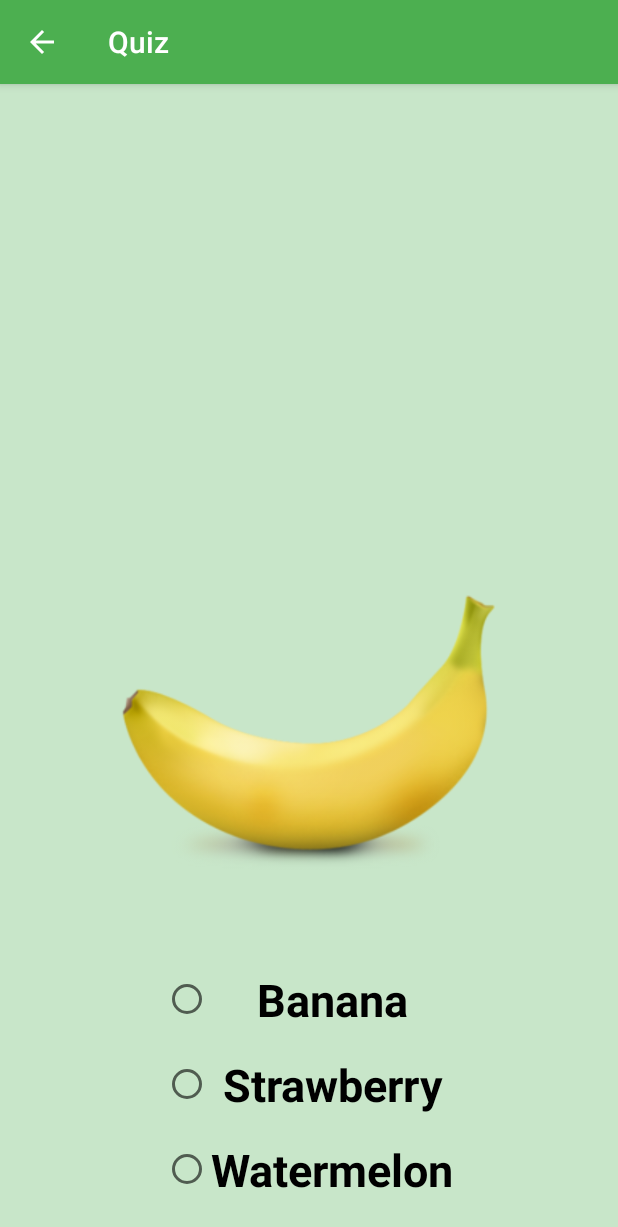
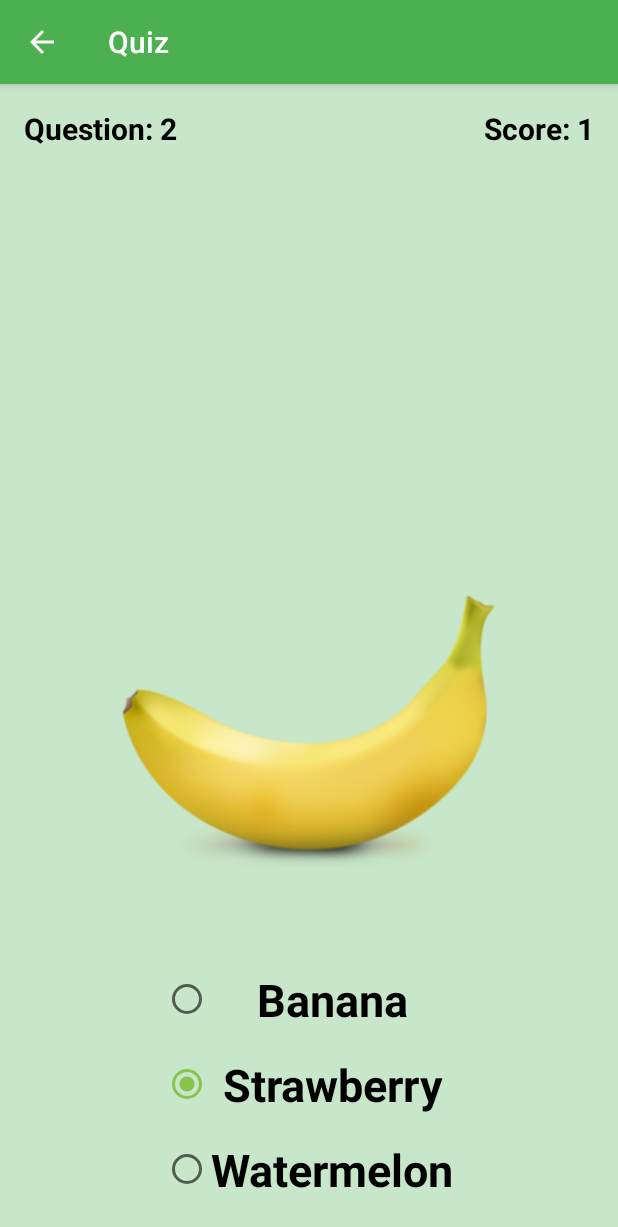
Before and after one commit to dardanbekteshi/e_learning, an Android app: the QuizActivity screen opened directly, with no data from a screen before it, after a tap on "Strawberry", on a phone screen of 412 x 824 dp. Shown: the top 1227 px of the screen. Run offline under Robolectric (Android 15) with nearby library versions, the phone set to English and light mode, and no system bars; 1 other tap on this screen came first.

Commit message:
* added questions & score counters and Java8 support

```diff
--- a/app/src/main/java/com/example/dardan/elearning/QuizActivity.java
+++ b/app/src/main/java/com/example/dardan/elearning/QuizActivity.java
@@ -5,12 +5,12 @@ import android.content.res.Resources;
 import android.os.Handler;
 import android.support.v7.app.AppCompatActivity;
 import android.os.Bundle;
-import android.util.Log;
 import android.util.TypedValue;
 import android.view.View;
 import android.widget.ImageView;
 import android.widget.RadioButton;
 import android.widget.RelativeLayout;
+import android.widget.TextView;
 import android.widget.Toast;
 
 import java.util.ArrayList;
@@ -28,8 +28,10 @@ public class QuizActivity extends AppCompatActivity implements View.OnClickListe
     private RadioButton answer2;
     private RadioButton answer3;
     private Thing thingAnswer;
-    private int highscore = 0;
-    private int nrOfQuestions = 0;
+    private TextView questionTextView;
+    private TextView scoreTextView;
+    private int score = 0;
+    private int questionNumber = 1;
 
     @Override
     protected void onCreate(Bundle savedInstanceState) {
@@ -48,6 +50,8 @@ public class QuizActivity extends AppCompatActivity implements View.OnClickListe
         answer1 = (RadioButton) findViewById(R.id.answer1);
         answer2 = (RadioButton) findViewById(R.id.answer2);
         answer3 = (RadioButton) findViewById(R.id.answer3);
+        scoreTextView = (TextView) findViewById(R.id.scoreCounter);
+        questionTextView = (TextView) findViewById(R.id.questionCounter);
 
         answer1.setOnClickListener(this);
         answer2.setOnClickListener(this);
@@ -62,10 +66,14 @@ public class QuizActivity extends AppCompatActivity implements View.OnClickListe
     }
 
     protected void updateResources() {
-        nrOfQuestions++;
-        if (nrOfQuestions > 5){
+        if (questionNumber == 1) {
+            scoreTextView.setText("Score: " + 0);
+        } else if (questionNumber > 5) {
             this.finish();
+            return;
         }
+        questionTextView.setText("Question: " + questionNumber);
+        questionNumber++;
         TypedValue typedValue = new TypedValue();
         Resources.Theme theme = this.getTheme(); //gets the current Theme
         theme.resolveAttribute(R.attr.colorPrimaryLight, typedValue, true); //merr vleren e atributit background - fillimisht duhet te deklarohet ne attrs.xml
@@ -110,43 +118,27 @@ public class QuizActivity extends AppCompatActivity implements View.OnClickListe
 
 
     @Override
-    public void onClick(View v) {
-        switch (v.getId()) {
-            case R.id.answer1:
-                if (answer1.getText() == thingAnswer.getText()) {
-                    highscore++;
-                    Toast.makeText(this, "Correct! Well Done: " + highscore, Toast.LENGTH_SHORT).show();
-                } else {
-                    Toast.makeText(this, "Wrong answer!", Toast.LENGTH_SHORT).show();
-                }
-                break;
-            case R.id.answer2:
-                if (answer2.getText() == thingAnswer.getText()) {
-                    highscore++;
-                    Toast.makeText(this, "Correct! Well Done: " + highscore, Toast.LENGTH_SHORT).show();
-                } else {
-                    Toast.makeText(this, "Wrong answer!", Toast.LENGTH_SHORT).show();
-                }
-                break;
-            case R.id.answer3:
-                if (answer3.getText() == thingAnswer.getText()) {
-                    highscore++;
-                    Toast.makeText(this, "Correct! Well Done: " + highscore, Toast.LENGTH_SHORT).show();
-                } else {
-                    Toast.makeText(this, "Wrong answer!", Toast.LENGTH_SHORT).show();
-                }
-                break;
+    public void onClick(final View v) {
+        if (v instanceof RadioButton) {
+            if (((RadioButton) v).getText() == thingAnswer.getText()) {
+                score++;
+                scoreTextView.setText("Score: " + score);
+                Toast.makeText(this, "Correct!", Toast.LENGTH_SHORT).show();
+            } else {
+                Toast.makeText(this, "Wrong answer!", Toast.LENGTH_SHORT).show();
+            }
         }
-        //wait 2 seconds before showing the next question
-        final Handler handler = new Handler();
+        Handler handler = new Handler();
+        // wait 2 seconds before going to the next question
         handler.postDelayed(new Runnable() {
             @Override
             public void run() {
                 updateResources();
+                if (v instanceof RadioButton)
+                    ((RadioButton) v).setChecked(false);
             }
         }, 2000);
-        answer1.setChecked(false);
-        answer2.setChecked(false);
-        answer3.setChecked(false);
+//        // lambda expression as a replacement for the Runnable anonymous class
+//        handler.postDelayed(() -> updateResources(), 2000);
     }
 }
--- a/app/src/main/res/layout/activity_quiz.xml
+++ b/app/src/main/res/layout/activity_quiz.xml
@@ -15,11 +15,30 @@
         android:id="@+id/quizImage"
         android:layout_width="match_parent"
         android:layout_height="300dp"
+        android:layout_above="@+id/radioGroup"
         android:layout_centerHorizontal="true"
-        android:layout_above="@+id/radioGroup"
         android:background="@color/primary_light"
         android:scaleType="centerInside"
         android:src="@drawable/cherry" />
+
+    <TextView
+        android:id="@+id/questionCounter"
+        android:layout_width="wrap_content"
+        android:layout_height="wrap_content"
+        android:text="Question:2"
+        android:textColor="#000000"
+        android:textSize="20dp"
+        android:textStyle="bold" />
+
+    <TextView
+        android:id="@+id/scoreCounter"
+        android:layout_width="wrap_content"
+        android:layout_height="wrap_content"
+        android:layout_alignParentRight="true"
+        android:text="Score:5"
+        android:textColor="#000000"
+        android:textSize="20dp"
+        android:textStyle="bold" />
 
     <RadioGroup
         android:id="@+id/radioGroup"
@@ -33,12 +52,10 @@
             android:id="@+id/answer1"
             android:layout_width="match_parent"
             android:layout_height="wrap_content"
-
             android:layout_margin="8dp"
             android:padding="0dp"
             android:text="Watermelon"
             android:textAlignment="center"
-
             android:textSize="30dp"
             android:textStyle="bold" />
 
@@ -46,7 +63,6 @@
             android:id="@+id/answer2"
             android:layout_width="match_parent"
             android:layout_height="wrap_content"
-
             android:layout_margin="8dp"
             android:padding="0dp"
             android:text="Banana"
@@ -58,7 +74,6 @@
             android:id="@+id/answer3"
             android:layout_width="match_parent"
             android:layout_height="wrap_content"
-
             android:layout_margin="8dp"
             android:padding="0dp"
             android:text="Orange"
--- a/app/src/main/res/layout/activity_things.xml
+++ b/app/src/main/res/layout/activity_things.xml
@@ -16,7 +16,7 @@
         android:layout_marginTop="50dp"
         android:background="@color/primary_light"
         android:scaleType="centerInside"
-        android:src="@drawable/bear" />
+        android:src="@drawable/orange" />
 
     <TextView
         android:id="@+id/thingName"
```
Also changed, not shown: app/build.gradle (+10 -1 lines).
